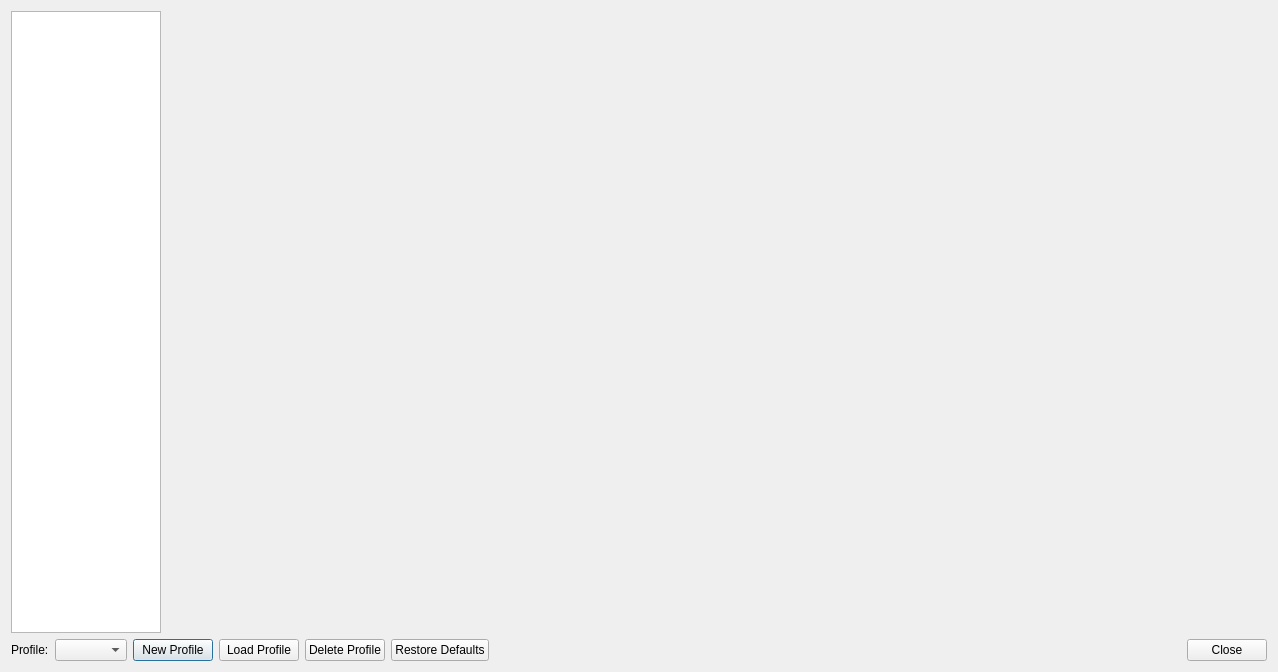
Above: pcsx2-qt/Settings/ControllerSettingsDialog.ui from PCSX2/pcsx2 before the change. Below: the same form after it.
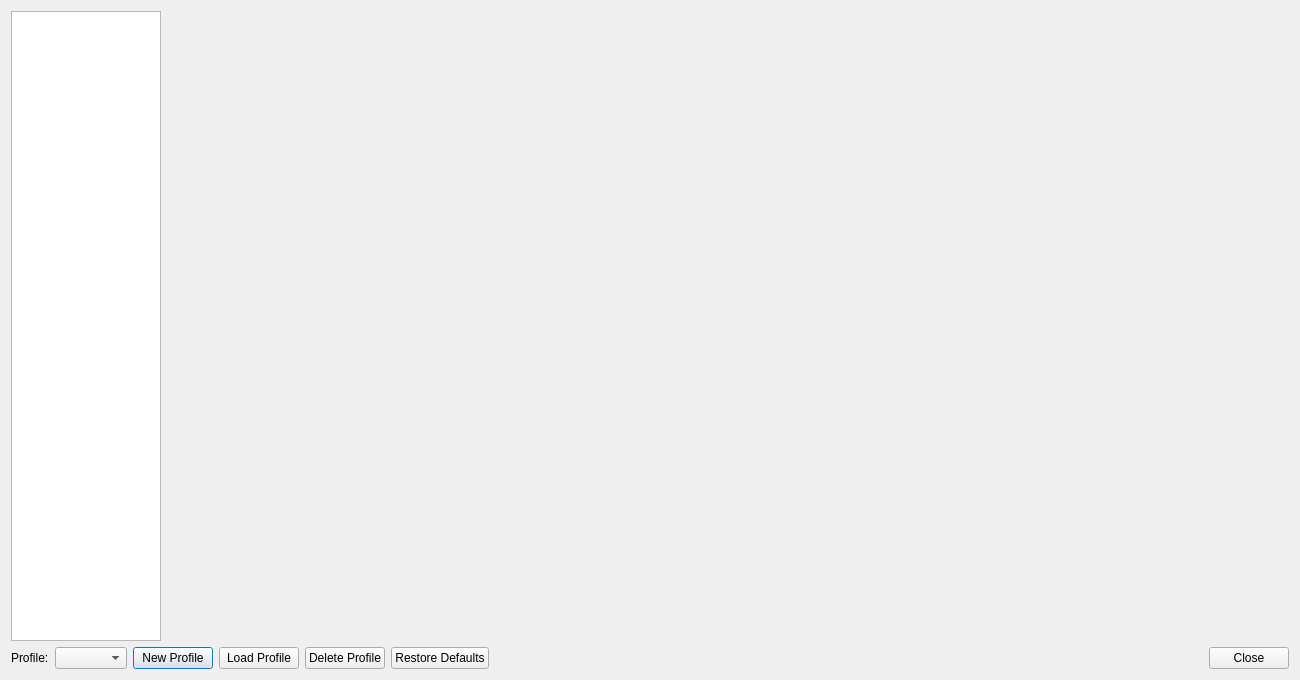
That is the form after the change. Icons and pictures are not drawn.

The edit to the form file:
```diff
--- a/pcsx2-qt/Settings/ControllerSettingsDialog.ui
+++ b/pcsx2-qt/Settings/ControllerSettingsDialog.ui
@@ -9,8 +9,8 @@
    <rect>
     <x>0</x>
     <y>0</y>
-    <width>1276</width>
-    <height>672</height>
+    <width>1300</width>
+    <height>680</height>
    </rect>
   </property>
   <property name="sizePolicy">
```
